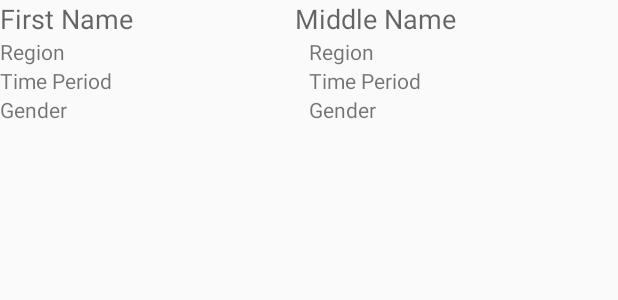
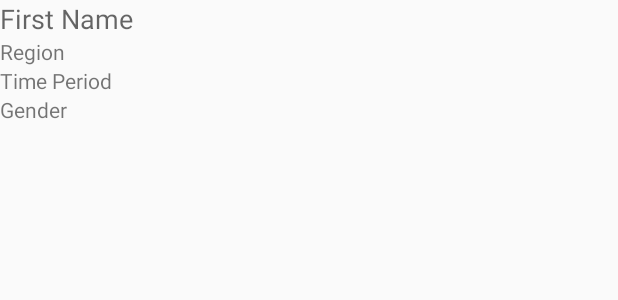
Before and after one commit to bararei/HelloMyNameIs, an Android app: the layout recycler_view_namelist_item.xml on its own in the app's theme, with its tools: preview values and no code run, on a phone screen of 412 x 824 dp. Shown: the top 300 px of the screen. Run offline under Robolectric (Android 15) with nearby library versions, the phone set to English and light mode, and no system bars.

```diff
--- a/app/src/main/AndroidManifest.xml
+++ b/app/src/main/AndroidManifest.xml
@@ -8,7 +8,8 @@
         android:label="@string/app_name"
         android:supportsRtl="true"
         android:theme="@style/AppTheme">
-        <activity android:name=".MainActivity">
+        <activity android:name=".MainActivity"
+            android:label="@string/title_text">
             <intent-filter>
                 <action android:name="android.intent.action.MAIN" />
 
--- a/app/src/main/java/com/abercrombiealicia/hellomynameis/MiddleNameFragment.java
+++ b/app/src/main/java/com/abercrombiealicia/hellomynameis/MiddleNameFragment.java
@@ -122,7 +122,8 @@ public class MiddleNameFragment extends Fragment implements AdapterView.OnItemSe
         addGenderToArray();
 
         //set mFirstName to first name from singleton
-        mFirstName.setText(NameListSingleton.get(getContext()).getFirstName());
+        String firstNameText = "First Name Choice: " + NameListSingleton.get(getContext()).getFirstName();
+        mFirstName.setText(firstNameText);
 
         //wire up region adapter
         ArrayAdapter<String> regionAdapter = new ArrayAdapter<>(getContext(), android.R.layout.simple_spinner_item, regionArrayList);
--- a/app/src/main/java/com/abercrombiealicia/hellomynameis/NameListFragment.java
+++ b/app/src/main/java/com/abercrombiealicia/hellomynameis/NameListFragment.java
@@ -124,7 +124,7 @@ public class NameListFragment extends Fragment implements AdapterView.OnItemSele
         createNamesArrayList();
         for(NameListObject object : mNamesListArrayList) {
             String item = object.getmFirstName();
-            Log.i("WTF", item);
+        //    Log.i("WTF", item);
         }
         mAdapter = new NameListFragmentAdapter(mNamesListArrayList);
         mRecyclerView.setAdapter(mAdapter);
--- a/app/src/main/res/layout/recycler_view_namelist_item.xml
+++ b/app/src/main/res/layout/recycler_view_namelist_item.xml
@@ -4,16 +4,9 @@
     android:layout_height="match_parent"
     android:background="?android:attr/selectableItemBackground">
 
-    <LinearLayout
-        android:orientation="horizontal"
-        android:layout_width="match_parent"
-        android:layout_height="wrap_content">
-
-
     <TextView
         android:layout_width="wrap_content"
         android:layout_height="wrap_content"
-            android:layout_weight="1"
         android:textAppearance="?android:attr/textAppearanceMedium"
         android:text="First Name"
         android:id="@+id/namelist_first_name" />
@@ -21,23 +14,6 @@
     <TextView
         android:layout_width="wrap_content"
         android:layout_height="wrap_content"
-            android:layout_weight="1"
-            android:textAppearance="?android:attr/textAppearanceMedium"
-            android:text="Middle Name"
-            android:id="@+id/namelist_middle_name" />
-
-    </LinearLayout>
-
-    <LinearLayout
-        android:orientation="horizontal"
-        android:layout_width="match_parent"
-        android:layout_height="wrap_content">
-
-
-        <TextView
-            android:layout_width="wrap_content"
-            android:layout_height="wrap_content"
-            android:layout_weight="1"
         android:textAppearance="?android:attr/textAppearanceSmall"
         android:text="Region"
         android:id="@+id/namelist_first_name_region" />
@@ -45,23 +21,6 @@
     <TextView
         android:layout_width="wrap_content"
         android:layout_height="wrap_content"
-            android:layout_weight="1"
-            android:textAppearance="?android:attr/textAppearanceSmall"
-            android:text="Region"
-            android:id="@+id/namelist_middle_name_region" />
-
-    </LinearLayout>
-
-    <LinearLayout
-        android:orientation="horizontal"
-        android:layout_width="match_parent"
-        android:layout_height="wrap_content">
-
-
-        <TextView
-            android:layout_width="wrap_content"
-            android:layout_height="wrap_content"
-            android:layout_weight="1"
         android:textAppearance="?android:attr/textAppearanceSmall"
         android:text="Time Period"
         android:id="@+id/namelist_first_name_time" />
@@ -69,34 +28,8 @@
     <TextView
         android:layout_width="wrap_content"
         android:layout_height="wrap_content"
-            android:layout_weight="1"
-            android:textAppearance="?android:attr/textAppearanceSmall"
-            android:text="Time Period"
-            android:id="@+id/namelist_middle_name_time" />
-
-    </LinearLayout>
-
-    <LinearLayout
-        android:orientation="horizontal"
-        android:layout_width="match_parent"
-        android:layout_height="wrap_content">
-
-
-        <TextView
-            android:layout_width="wrap_content"
-            android:layout_height="wrap_content"
-            android:layout_weight="1"
         android:textAppearance="?android:attr/textAppearanceSmall"
         android:text="Gender"
         android:id="@+id/namelist_first_name_gender" />
 
-        <TextView
-            android:layout_width="wrap_content"
-            android:layout_height="wrap_content"
-            android:layout_weight="1"
-            android:textAppearance="?android:attr/textAppearanceSmall"
-            android:text="Gender"
-            android:id="@+id/namelist_middle_name_gender" />
-
 </LinearLayout>
-</LinearLayout>
--- a/app/src/main/res/values/colors.xml
+++ b/app/src/main/res/values/colors.xml
@@ -2,6 +2,6 @@
 <resources>
     <color name="colorPrimary">#d50000</color>
     <color name="colorPrimaryDark">#B71C1C</color>
-    <color name="colorAccent">#757575</color>
+    <color name="colorAccent">#DAA520</color>
 
 </resources>
```
Also changed, not shown: app/src/main/java/com/abercrombiealicia/hellomynameis/DBHandler.java (+39 -32 lines), app/src/main/java/com/abercrombiealicia/hellomynameis/NameListFragmentAdapter.java (+8 -16 lines), app/src/main/res/layout/fragment_first_name.xml (+18 -5 lines), app/src/main/res/layout/fragment_middle_name.xml (+26 -26 lines), app/src/main/res/values/strings.xml (+3 -5 lines). Lines whose indentation alone changed are shown as unchanged.
